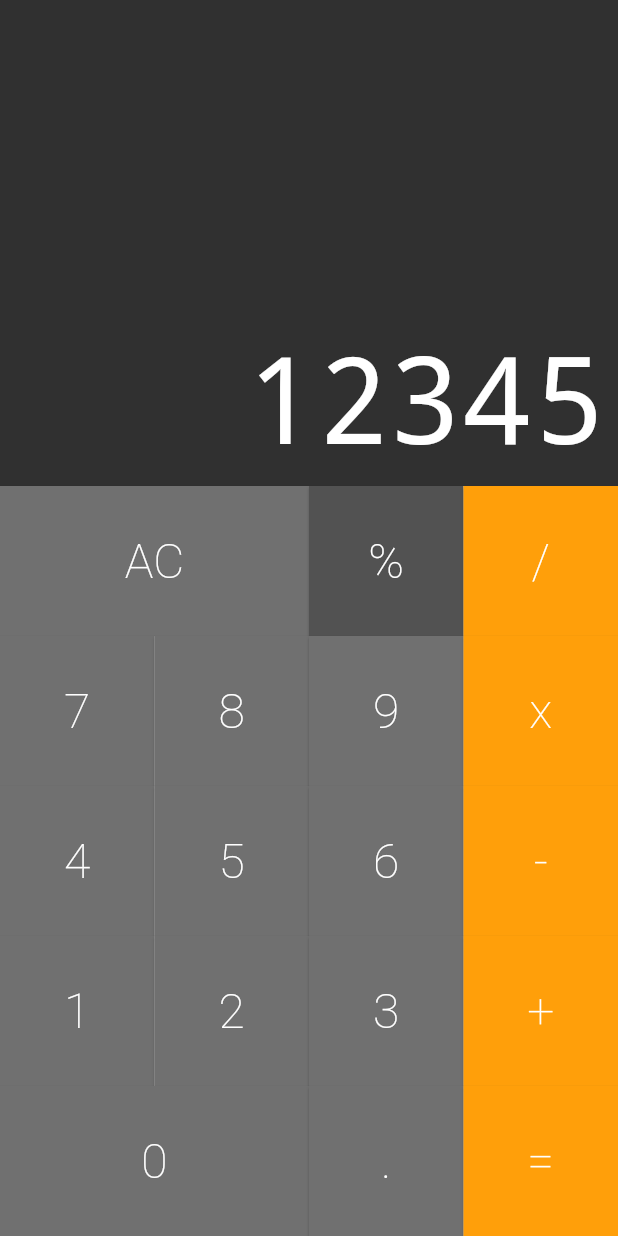
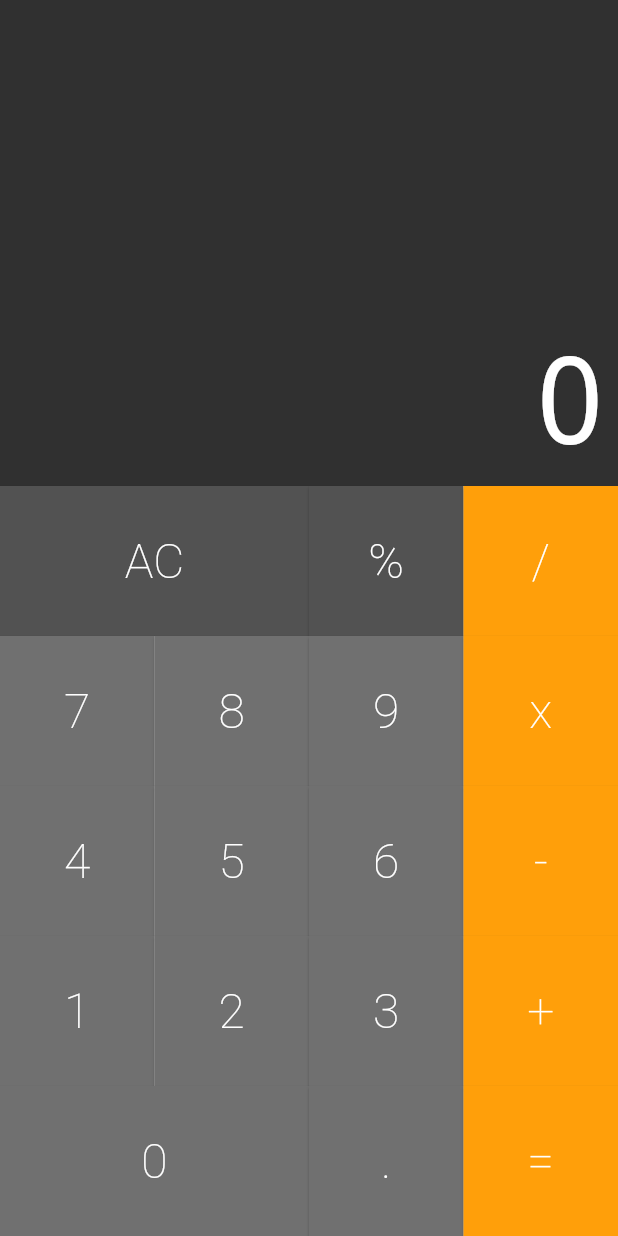
Before and after one commit to manuelcardoso5005/calculadora-phone, a Flutter app: the screen it shows after launch, on a phone screen of 412 x 824 dp. Run offline on Flutter 3.47's test engine with Material 3 defaults, Android fonts, the phone set to English and light mode, and no system bars; drawn by our look-alikes of auto_size_text.

Commit message:
gettin the values

```diff
--- a/lib/components/keyboard.dart
+++ b/lib/components/keyboard.dart
@@ -13,8 +13,12 @@ class Keyboard extends StatelessWidget {
       child: Column(
         children: [
           ButtonRow([
-            Button.big(text: "AC", onPressed: onButtonPressed),
-            Button.dark(text: "%", onPressed: onButtonPressed),
+            Button.big(
+              text: "AC",
+              color: Button.DARK,
+              onPressed: onButtonPressed,
+            ),
+            Button(text: "%", color: Button.DARK, onPressed: onButtonPressed),
             Button.operation(text: "/", onPressed: onButtonPressed),
           ]),
           ButtonRow([
--- a/lib/models/memory.dart
+++ b/lib/models/memory.dart
@@ -1 +1,11 @@
-class Memory {}
+class Memory {
+  String _value = "0";
+  void applyCommand(String command) {
+    // Lógica para aplicar o comando e atualizar _value
+    _value += command; // Exemplo simples: apenas define o valor como o comando
+  }
+
+  String get value {
+    return _value;
+  }
+}
--- a/lib/screens/calculator.dart
+++ b/lib/screens/calculator.dart
@@ -1,18 +1,28 @@
 import 'package:flutter/material.dart';
 import '../components/display.dart';
 import '../components/keyboard.dart';
+import '../models/memory.dart';
 
-class Calculator extends StatelessWidget {
+class Calculator extends StatefulWidget {
   const Calculator({super.key});
 
-  void onPressed(String text) {
-    print(text);
+  @override
+  State<Calculator> createState() => _CalculatorState();
+}
+
+class _CalculatorState extends State<Calculator> {
+  final Memory memory = Memory();
+
+  void onPressed(String command) {
+    setState(() {
+      memory.applyCommand(command);
+    });
   }
 
   @override
   Widget build(BuildContext context) {
     return MaterialApp(
-      home: Column(children: [const Display("12345"), Keyboard(onPressed)]),
+      home: Column(children: [Display(memory.value), Keyboard(onPressed)]),
     );
   }
 }
```
